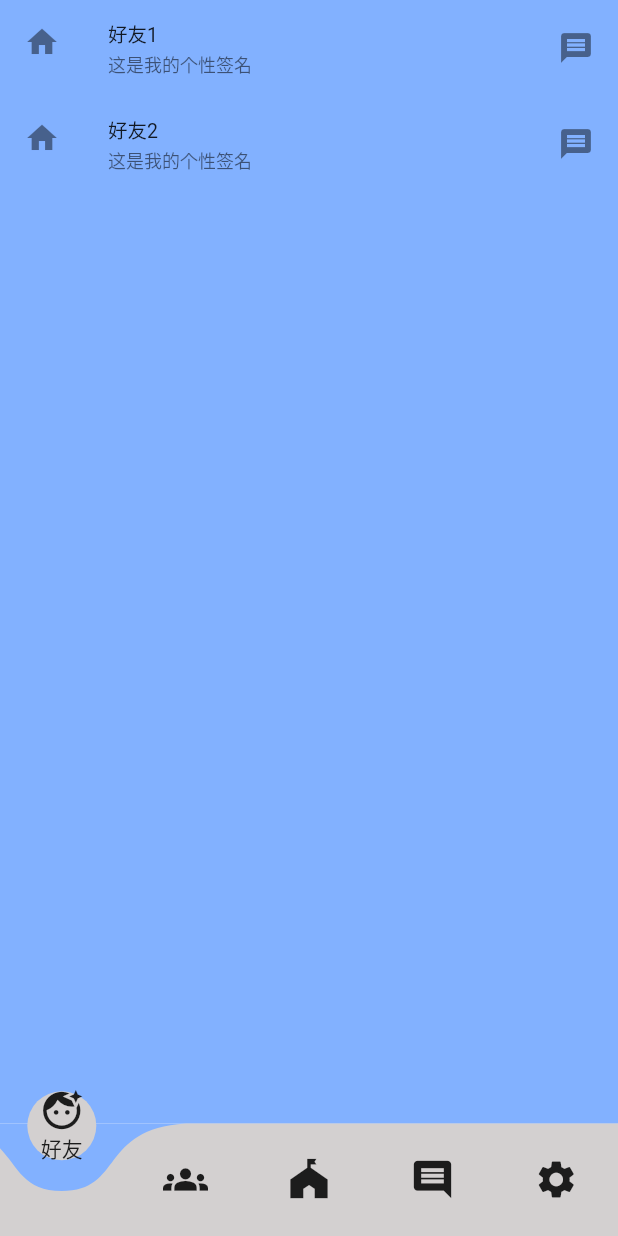
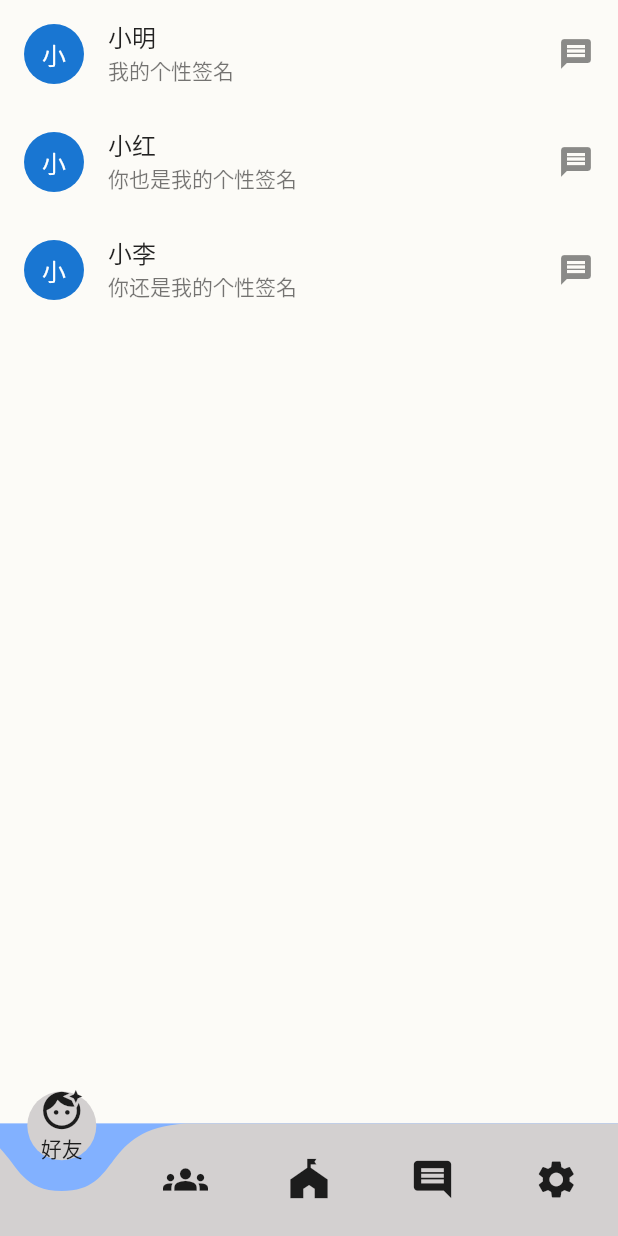
Before and after one commit to qigemingz/chat, a Flutter app: the screen it shows after launch, on a phone screen of 412 x 824 dp. Run offline on Flutter 3.47's test engine with Material 2 defaults, Android fonts, the phone set to English and light mode, and no system bars; drawn by our look-alikes of curved_navigation_bar.

Commit message:
new message chat

```diff
--- a/hello/lib/friend_list.dart
+++ b/hello/lib/friend_list.dart
@@ -1,52 +1,43 @@
 import 'package:flutter/cupertino.dart';
 import 'package:flutter/material.dart';
+import 'package:hello/chat_message.dart';
 
-class FriendList extends StatefulWidget{
- const FriendList({Key?key}):super(key: key);
+class FriendList extends StatefulWidget {
+  const FriendList({Key? key}) : super(key: key);
   @override
-  State<StatefulWidget> createState() =>_FriendListState();
-
+  State<StatefulWidget> createState() => _FriendListState();
 }
 
-// class Friends{
-//   final String imageUrl;//头像
-//   final String name;//名字
-//   final String indexLetter;//首字母大写
-//   Friends({this.imageUrl,this.name,this.indexLetter});
+// class Friends {
+//   final String imageUrl; //头像
+//   final String name; //名字
+//   final String indexLetter; //首字母大写
+//   Friends(
+//       {required this.imageUrl, required this.name, required this.indexLetter});
 // }
-List<String> friend=[
-  ""
 
-];
-class _FriendListState extends State<FriendList>{
+class _FriendListState extends State<FriendList> {
+  List<String> friends = ['小明', '小红', '小李'];
+  List<String> signature = ['我的个性签名', '你也是我的个性签名', '你还是我的个性签名'];
   @override
   Widget build(BuildContext context) {
-    return ListView(
-            children: const [
-              ListTile(
-                // leading: CircleAvatar(
-                //   backgroundImage: NetworkImage(),
-                // ),
-                leading: Icon(Icons.home),
-              title: Text('好友1'),
-              subtitle: Text('这是我的个性签名'),
-              dense: true,
-              trailing: Icon(Icons.message),
-              // selected: true,
-        ),
-                ListTile(
-                // leading: CircleAvatar(
-                //   backgroundImage: NetworkImage(),
-                // ),
-                leading: Icon(Icons.home),
-              title: Text('好友2'),
-              subtitle: Text('这是我的个性签名'),
-              dense: true,
-              trailing: Icon(Icons.message),
-              // selected: true,
-        ),
-            ],
-          );
+    return ListView.builder(
+      itemCount: friends.length,
+      itemBuilder: (BuildContext context, int index) {
+        return ListTile(
+          leading: CircleAvatar(
+            child: Text(friends[index][0]),
+          ),
+          title: Text(friends[index]),
+          trailing: Icon(Icons.message),
+          subtitle: Text(signature[index]),
+          onTap: () {
+            Navigator.push(context,
+            new MaterialPageRoute(builder: (context)=>new MessageChat()));
+          },
+        );
+
+      },
+    );
   }
-
 }
--- a/hello/lib/homepage.dart
+++ b/hello/lib/homepage.dart
@@ -3,25 +3,24 @@ import 'package:flutter/cupertino.dart';
 import 'package:flutter/material.dart';
 import 'friend_list.dart';
 
-class HomePage extends StatefulWidget{
-  const HomePage({Key?key}):super(key: key);
+class HomePage extends StatefulWidget {
+  const HomePage({Key? key}) : super(key: key);
   @override
-  State<HomePage> createState()=>_HomePageState();
+  State<HomePage> createState() => _HomePageState();
 }
 
 class _HomePageState extends State<HomePage> {
-  PageController controller=PageController();
-  int pageIndex=0;
+  PageController controller = PageController();
+  int pageIndex = 0;
   @override
   Widget build(BuildContext context) {
     return Scaffold(
       bottomNavigationBar: CurvedNavigationBar(
         index: pageIndex,
-    backgroundColor: Colors.blueAccent.shade100,//导航栏下的背景颜色
+        backgroundColor: Colors.blueAccent.shade100, //导航栏下的背景颜色
         //animationDuration: Duration(microseconds: 100),//改变速度
         color: Color.fromARGB(255, 211, 208, 208),
         items: [
-
           Column(
             children: [
               Icon(
@@ -30,34 +29,35 @@ class _HomePageState extends State<HomePage> {
                 // color: Color.fromARGB(255, 179, 167, 131)
               ),
               Text('好友'),
-
             ],
-      ) ,
+          ),
           Icon(Icons.groups, size: 30),
           Icon(Icons.festival, size: 30),
-      Icon(Icons.insert_comment,size: 30,),
+          Icon(
+            Icons.insert_comment,
+            size: 30,
+          ),
           Icon(Icons.settings, size: 30),
         ],
         onTap: (index) {
           //Handle button tap
-      controller.animateToPage(index, duration:Duration(milliseconds: 300), curve: Curves.bounceInOut);
-
+          controller.animateToPage(index,
+              duration: Duration(milliseconds: 300), curve: Curves.bounceInOut);
         },
       ),
       body: Container(
-    color: Colors.blueAccent.shade100 ,
+        color: Colors.blueAccent.shade100,
         child: PageView(
           onPageChanged: (value) {
             setState(() {
-          pageIndex=value;
+              pageIndex = value;
             });
           },
           controller: controller,
-      children:
-      [
+          children: [
             Container(
-          // color:Colors.amber,
-          child: FriendList()
+                color: Color.fromARGB(255, 252, 251, 247),
+                child: FriendList(),
           ),
             Container(
                 // color: Colors.red,
@@ -75,7 +75,5 @@ class _HomePageState extends State<HomePage> {
         ),
       ),
     );
-
   }
-
 }
```
Also changed, not shown: hello/lib/chat_message.dart (added, +42 -0 lines). Lines whose indentation alone changed are shown as unchanged.
